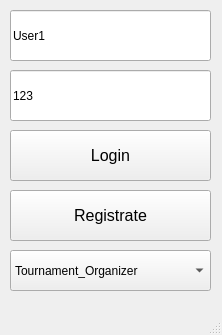
Above: DataBaseCybersport/BaseWindow.ui from Inlucker/DataBaseCybersport before the change. Below: the same form after it.
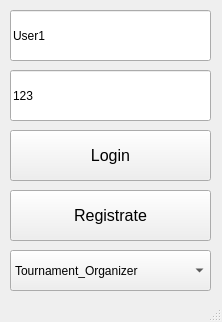
That is the form after the change.

Patch:
```diff
--- a/DataBaseCybersport/BaseWindow.ui
+++ b/DataBaseCybersport/BaseWindow.ui
@@ -7,7 +7,7 @@
     <x>0</x>
     <y>0</y>
     <width>222</width>
-    <height>335</height>
+    <height>322</height>
    </rect>
   </property>
   <property name="windowTitle">
```
